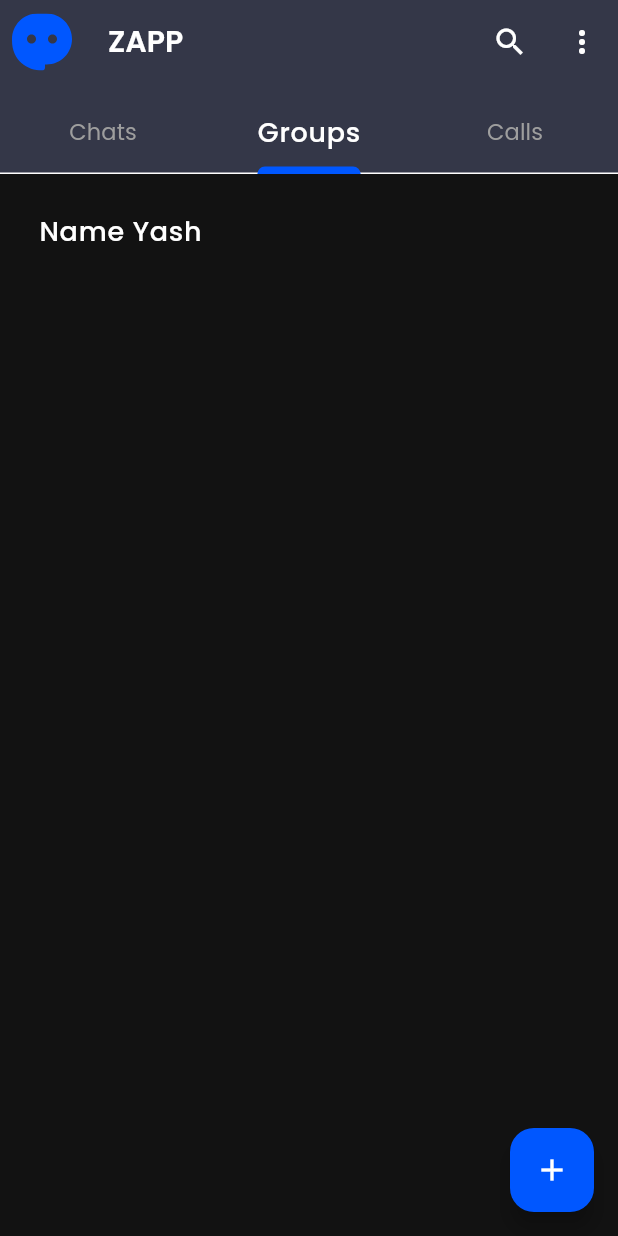
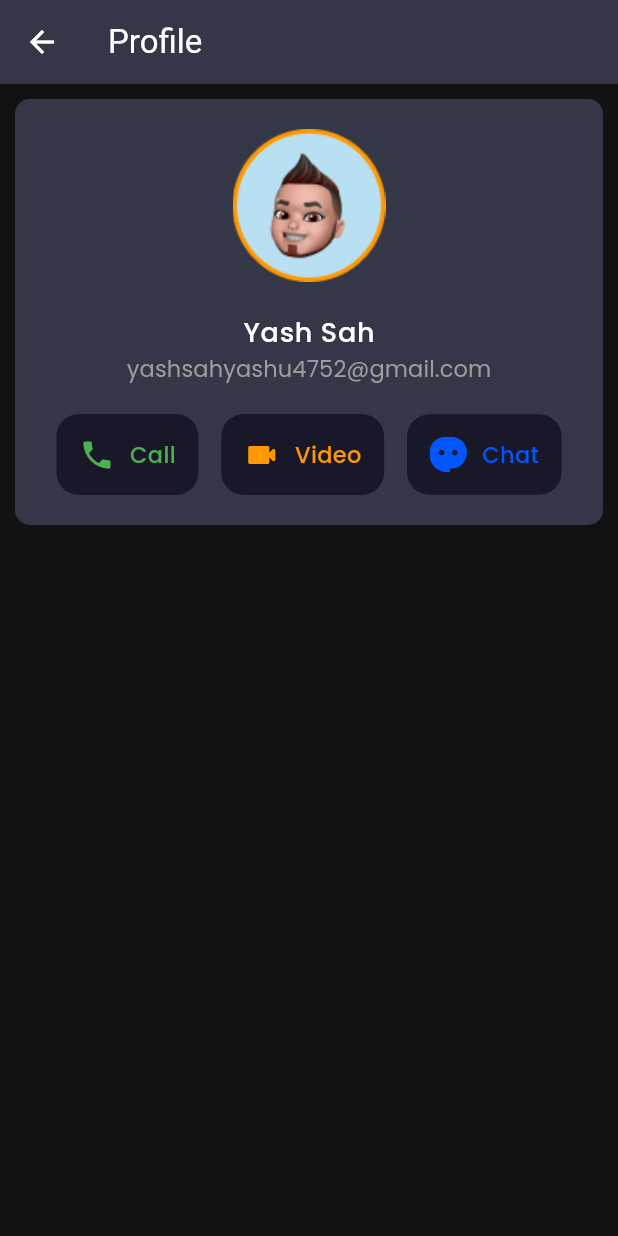
Before and after one commit to YashSah/ZAPP, a Flutter app: the HomePage screen opened by its route, tab 2 chosen, after a tap on the "more vert" icon, on a phone screen of 412 x 824 dp. Run offline on Flutter 3.47's test engine with Material 3 defaults, Android fonts, the phone set to English and light mode, and no system bars; our stand-ins replace firebase_auth, firebase_core, flutter_svg, get, shimmer, slide_to_act; accounts and stored records are empty.

Commit message:
profile UI completed

```diff
--- a/lib/Config/PagePath.dart
+++ b/lib/Config/PagePath.dart
@@ -1,5 +1,6 @@
 import 'package:get/get.dart';
 import 'package:zapp/Pages/Chat/ChatPage.dart';
+import 'package:zapp/Pages/Profile/ProfilePage.dart';
 
 import '../Pages/Auth/AuthPage.dart';
 import '../Pages/Home/HomePage.dart';
@@ -23,4 +24,10 @@ var pagePath = [
     transition: Transition.rightToLeftWithFade,
     transitionDuration: const Duration(milliseconds: 600),
   ),
+  GetPage(
+    name: "/profilePage",
+    page: () => ProfilePage(),
+    transition: Transition.rightToLeftWithFade,
+    transitionDuration: const Duration(milliseconds: 600),
+  ),
 ];
--- /dev/null
+++ b/lib/Controller/SplashController.dart
@@ -0,0 +1,26 @@
+
+import 'package:firebase_auth/firebase_auth.dart';
+import 'package:get/get.dart';
+
+class SplashController extends GetxController {
+
+  final auth = FirebaseAuth.instance;
+
+  void onInit() async {
+    super.onInit();
+    await splashHandle();
+  }
+
+
+  Future<void> splashHandle() async {
+    Future.delayed(Duration(seconds: 3),() {
+      if(auth.currentUser == null) {
+        Get.offAllNamed("/authPage");
+      } else {
+        Get.offAllNamed("/homePage");
+        print(auth.currentUser!.email);
+      }
+    });
+  }
+
+}
--- a/lib/Pages/Home/HomePage.dart
+++ b/lib/Pages/Home/HomePage.dart
@@ -1,5 +1,6 @@
 import 'package:flutter/material.dart';
 import 'package:flutter_svg/flutter_svg.dart';
+import 'package:get/get.dart';
 import 'package:zapp/Config/Images.dart';
 
 import '../../Config/Strings.dart';
@@ -39,7 +40,9 @@ class _HomePageState extends State<HomePage> with TickerProviderStateMixin{
             ),
           ),
           IconButton(
-            onPressed: () {},
+            onPressed: () {
+              Get.toNamed("/profilePage");
+            },
             icon: Icon(
               Icons.more_vert,
             ),
--- /dev/null
+++ b/lib/Pages/Profile/ProfilePage.dart
@@ -0,0 +1,26 @@
+import 'package:flutter/material.dart';
+import 'package:flutter_svg/flutter_svg.dart';
+import 'package:zapp/Pages/Profile/Widgets/UserInfo.dart';
+
+import '../../Config/Images.dart';
+
+class ProfilePage extends StatelessWidget {
+  const ProfilePage({super.key});
+
+  @override
+  Widget build(BuildContext context) {
+    return Scaffold(
+      appBar: AppBar(
+        title: Text("Profile"),
+      ),
+      body: Padding(
+        padding: const EdgeInsets.all(10.0),
+        child: Column(
+          children: [
+            LoginUserInfo(),
+          ],
+        ),
+      ),
+    );
+  }
+}
--- /dev/null
+++ b/lib/Pages/Profile/Widgets/UserInfo.dart
@@ -0,0 +1,122 @@
+import 'package:flutter/material.dart';
+import 'package:flutter_svg/svg.dart';
+
+import '../../../Config/Images.dart';
+
+class LoginUserInfo extends StatelessWidget {
+  const LoginUserInfo({super.key});
+
+  @override
+  Widget build(BuildContext context) {
+    return Container(
+      padding: EdgeInsets.all(20),
+      // height: 100,
+      decoration: BoxDecoration(
+        borderRadius: BorderRadius.circular(10),
+        color: Theme.of(context).colorScheme.primaryContainer,
+      ),
+      child: Row(
+        children: [
+          Expanded(
+            child: Column(
+              children: [
+                Row(
+                  mainAxisAlignment: MainAxisAlignment.center,
+                  children: [
+                    Image.asset(AssetsImage.boyPic,),
+                  ],
+                ),
+                SizedBox(height: 20,),
+                Row(
+                  mainAxisAlignment: MainAxisAlignment.center,
+                  children: [
+                    Flexible(
+                      child: Text(
+                        "Yash Sah",
+                        style: Theme.of(context).textTheme.bodyLarge,
+                      ),
+                    ),
+                  ],
+                ),
+                Row(
+                  mainAxisAlignment: MainAxisAlignment.center,
+                  children: [
+                    Flexible(
+                      child: Text(
+                        "yashsahyashu4752@gmail.com",
+                        style: Theme.of(context).textTheme.labelLarge,
+                      ),
+                    ),
+                  ],
+                ),
+                SizedBox(height: 20,),
+                Row(
+                  mainAxisAlignment: MainAxisAlignment.spaceAround,
+                  children: [
+                    Container(
+                      padding: EdgeInsets.all(15),
+                      decoration: BoxDecoration(
+                          borderRadius: BorderRadius.circular(15),
+                          color: Theme.of(context).colorScheme.background
+                      ),
+                      child: Row(
+                        children: [
+                          Icon(Icons.phone,color: Colors.green,),
+                          SizedBox(width: 10,),
+                          Text(
+                            "Call",
+                            style: TextStyle(
+                              color: Colors.green,
+                            ),
+                          ),
+                        ],
+                      ),
+                    ),
+                    Container(
+                      padding: EdgeInsets.all(15),
+                      decoration: BoxDecoration(
+                          borderRadius: BorderRadius.circular(15),
+                          color: Theme.of(context).colorScheme.background
+                      ),
+                      child: Row(
+                        children: [
+                          Icon(Icons.videocam_rounded, color: Color(0xffFF9900),),
+                          SizedBox(width: 10,),
+                          Text(
+                            "Video",
+                            style: TextStyle(
+                              color: Color(0xffFF9900),
+                            ),
+                          ),
+                        ],
+                      ),
+                    ),
+                    Container(
+                      padding: EdgeInsets.all(15),
+                      decoration: BoxDecoration(
+                          borderRadius: BorderRadius.circular(15),
+                          color: Theme.of(context).colorScheme.background
+                      ),
+                      child: Row(
+                        children: [
+                          SvgPicture.asset(AssetsImage.appIconSVG, width: 25,),
+                          SizedBox(width: 10,),
+                          Text(
+                            "Chat",
+                            style: TextStyle(
+                              color: Color(0xff0057FF),
+                            ),
+                          ),
+                        ],
+                      ),
+                    ),
+                  ],
+                ),
+              ],
+            ),
+          )
+        ],
+      ),
+    );
+  }
+}
--- a/lib/Pages/SplashPage/SplashPage.dart
+++ b/lib/Pages/SplashPage/SplashPage.dart
@@ -1,22 +1,20 @@
 import 'package:flutter/material.dart';
+import 'package:flutter_svg/flutter_svg.dart';
+import 'package:get/get.dart';
+import 'package:zapp/Controller/SplashController.dart';
+
+import '../../Config/Images.dart';
 
 class SplashPage extends StatelessWidget {
   const SplashPage({super.key});
 
   @override
   Widget build(BuildContext context) {
+    SplashController splashController = Get.put(SplashController());
     return Scaffold(
-      appBar: AppBar(
-        title: Text(
-          "Splash Screen",
-          style: Theme.of(context).textTheme.headlineSmall,
-        ),
-      ),
-      body: Column(
-        children: [
-
-        ],
-      ),
+      body: Center(
+        child: SvgPicture.asset(AssetsImage.appIconSVG),
+      )
     );
   }
 }
--- a/lib/main.dart
+++ b/lib/main.dart
@@ -5,6 +5,7 @@ import 'package:zapp/Config/PagePath.dart';
 import 'package:zapp/Config/Themes.dart';
 import 'package:zapp/Pages/Auth/AuthPage.dart';
 import 'package:zapp/Pages/Home/HomePage.dart';
+import 'package:zapp/Pages/SplashPage/SplashPage.dart';
 import 'package:zapp/firebase_options.dart';
 
 void main() async{
@@ -27,7 +28,7 @@ class MyApp extends StatelessWidget {
       getPages: pagePath,
       darkTheme: darkTheme,
       themeMode: ThemeMode.dark,
-      home: AuthPage(),
+      home: SplashPage(),
     );
   }
 }
```
